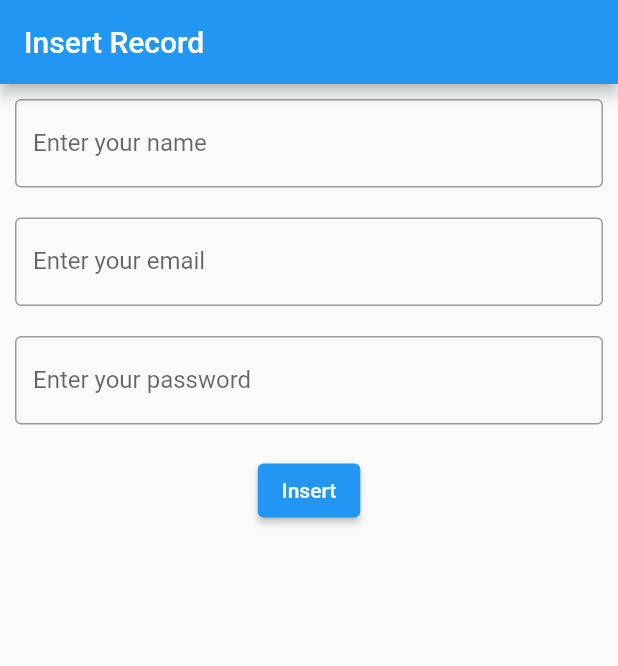
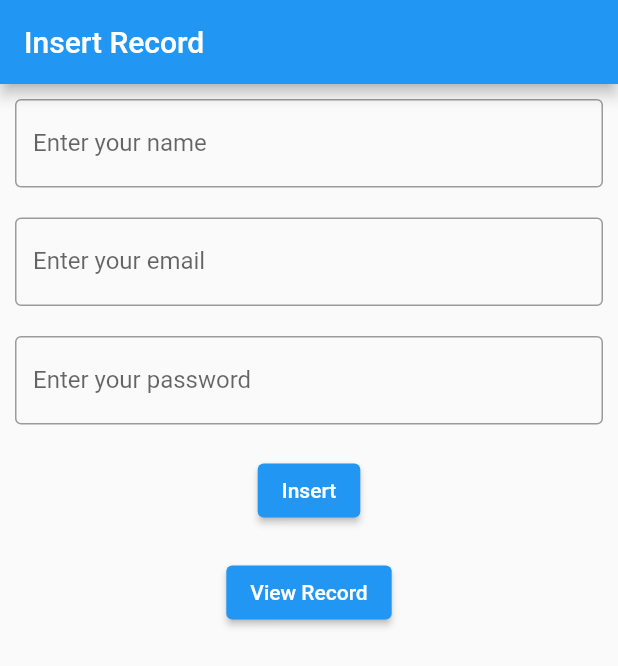
Before and after one commit to fatiq123/mad_fall_2023, a Flutter app: the screen it shows after launch, on a phone screen of 412 x 824 dp. Shown: the top 666 px of the screen. Run offline on Flutter 3.47's test engine with Material 2 defaults, Android fonts, the phone set to English and light mode, and no system bars; our stand-ins replace fluttertoast, google_fonts, lottie; project files that could hold a hidden picture were left out.

Commit message:
view record file added

```diff
--- a/mad_week6_flutter_http_project/lib/main.dart
+++ b/mad_week6_flutter_http_project/lib/main.dart
@@ -3,6 +3,7 @@ import 'dart:convert';
 import 'package:flutter/material.dart';
 import 'package:fluttertoast/fluttertoast.dart';
 import 'package:http/http.dart' as http;
+import 'package:mad_week6_flutter_http_project/view_record.dart';
 
 void main() {
   runApp(
@@ -20,14 +21,12 @@ class MyApp extends StatefulWidget {
 }
 
 class _MyAppState extends State<MyApp> {
-
   TextEditingController name = TextEditingController();
   TextEditingController email = TextEditingController();
   TextEditingController password = TextEditingController();
 
   Future<void> insertRecord() async {
     if (name.text != '' || email.text != '' || password.text != '') {
-
       try {
         String uri = 'http://10.0.2.2/practice/insert_record.php';
 
@@ -48,8 +47,7 @@ class _MyAppState extends State<MyApp> {
               timeInSecForIosWeb: 1,
               backgroundColor: Colors.red,
               textColor: Colors.white,
-          fontSize: 16.0
-      );
+              fontSize: 16.0);
 
           name.text = "";
           email.text = "";
@@ -57,11 +55,9 @@ class _MyAppState extends State<MyApp> {
         } else {
           print('Error!');
         }
-
-      } catch(e) {
+      } catch (e) {
         print(e);
       }
-
     } else {
       print('Please Fill the fields');
       Fluttertoast.showToast(
@@ -71,8 +67,7 @@ class _MyAppState extends State<MyApp> {
           timeInSecForIosWeb: 1,
           backgroundColor: Colors.red,
           textColor: Colors.white,
-          fontSize: 16.0
-      );
+          fontSize: 16.0);
     }
   }
 
@@ -89,40 +84,50 @@ class _MyAppState extends State<MyApp> {
             child: TextFormField(
               controller: name,
               decoration: const InputDecoration(
-                border: OutlineInputBorder(),
-                label: Text('Enter your name')
+                  border: OutlineInputBorder(), label: Text('Enter your name')),
             ),
           ),
-          ),
-
           Container(
             margin: const EdgeInsets.all(10),
             child: TextFormField(
               controller: email,
               decoration: const InputDecoration(
                 border: OutlineInputBorder(),
-                  label: Text('Enter your email')
+                label: Text('Enter your email'),
               ),
             ),
           ),
-
           Container(
             margin: const EdgeInsets.all(10),
             child: TextFormField(
               controller: password,
               decoration: const InputDecoration(
                 border: OutlineInputBorder(),
-                  label: Text('Enter your password')
+                label: Text('Enter your password'),
               ),
             ),
           ),
-
           Container(
             margin: const EdgeInsets.all(10),
-            child: ElevatedButton(onPressed: () {
+            child: ElevatedButton(
+              onPressed: () {
                 insertRecord();
-            }, child: const Text('Insert'))
+              },
+              child: const Text('Insert'),
             ),
+          ),
+          Container(
+            margin: const EdgeInsets.all(10),
+            child: Builder(builder: (context) {
+              return ElevatedButton(
+                onPressed: () {
+                  Navigator.push(context,
+                      MaterialPageRoute(builder: (context) => const ViewRecord(),),);
+                },
+                child: const Text('View Record'),
+              );
+            }),
+          )
         ],
       ),
     );
```
Also changed, not shown: mad_week6_flutter_http_project/lib/view_record.dart (added, +57 -0 lines). Lines whose indentation alone changed are shown as unchanged.
